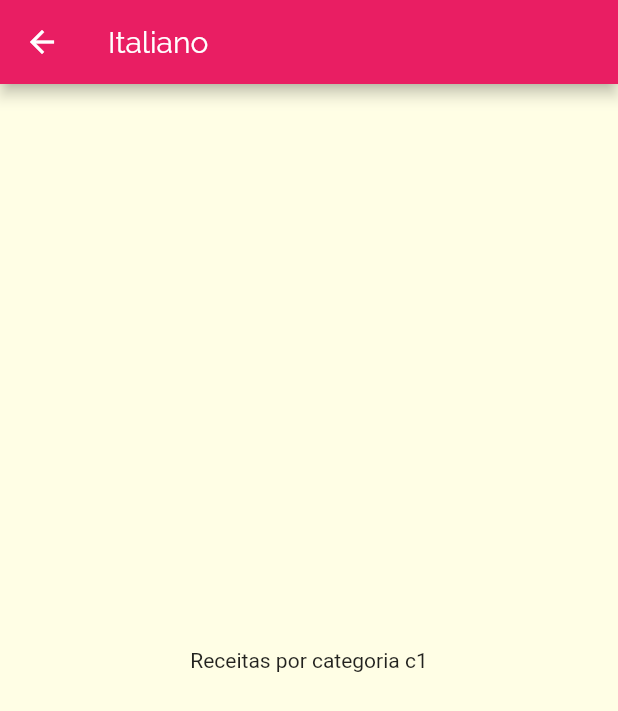
After one commit to GabrielDVpereira/mealsApp, a Flutter app: the screen it shows after launch, after a tap on "Italiano", on a phone screen of 412 x 824 dp. The commit adds this screen. Shown: the top 711 px of the screen. Run offline on Flutter 3.47's test engine with Material 2 defaults, Android fonts, the phone set to English and light mode, and no system bars.

Commit message:
Add navigation

```diff
--- a/lib/components/category_item.dart
+++ b/lib/components/category_item.dart
@@ -1,16 +1,26 @@
 import 'package:flutter/material.dart';
 import '../models/category.dart';
+import '../screens/categories_meals_screen.dart';
 
 class CategoryItem extends StatelessWidget {
   final Category category;
 
   CategoryItem(this.category);
 
+  void _selectCategory(BuildContext context) {
+    Navigator.of(context).pushNamed('/categories-meals', arguments: category);
+  }
+
   @override
   Widget build(BuildContext context) {
-    return Container(
+    return InkWell(
+      borderRadius: BorderRadius.circular(15),
+      splashColor: Theme.of(context).primaryColor,
+      onTap: () => _selectCategory(context),
+      child: Container(
         padding: EdgeInsets.all(15),
-      child: Text(category.title, style: Theme.of(context).textTheme.headline6),
+        child:
+            Text(category.title, style: Theme.of(context).textTheme.headline6),
         decoration: BoxDecoration(
           borderRadius: BorderRadius.circular(15),
           gradient: LinearGradient(
@@ -19,6 +29,7 @@ class CategoryItem extends StatelessWidget {
             end: Alignment.bottomRight,
           ),
         ),
+      ),
     );
   }
 }
--- a/lib/main.dart
+++ b/lib/main.dart
@@ -1,5 +1,6 @@
 import 'package:flutter/material.dart';
 import 'screens/categories_screen.dart';
+import 'screens/categories_meals_screen.dart';
 
 void main() => runApp(MyApp());
 
@@ -21,6 +22,8 @@ class MyApp extends StatelessWidget {
               ),
         ),
         home: CategoriesScreen(),
-    );
+        routes: {
+          "/categories-meals": (ctx) => CategoriesMealsScreen(),
+        });
   }
 }
--- /dev/null
+++ b/lib/screens/categories_meals_screen.dart
@@ -0,0 +1,17 @@
+import 'package:flutter/cupertino.dart';
+import 'package:flutter/material.dart';
+import '../models/category.dart';
+
+class CategoriesMealsScreen extends StatelessWidget {
+  @override
+  Widget build(BuildContext context) {
+    final category = ModalRoute.of(context).settings.arguments as Category;
+    return Scaffold(
+        appBar: AppBar(
+          title: Text(category.title),
+        ),
+        body: Center(
+          child: Text('Receitas por categoria ${category.id}'),
+        ));
+  }
+}
```
Also changed, not shown: lib/utils/app_routes.dart (added). Lines whose indentation alone changed are shown as unchanged.
